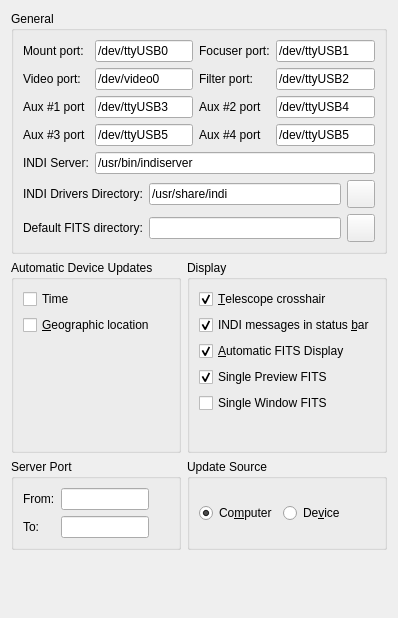
Qt form kstars/indi/opsindi.ui (KDE/kstars) before a commit.
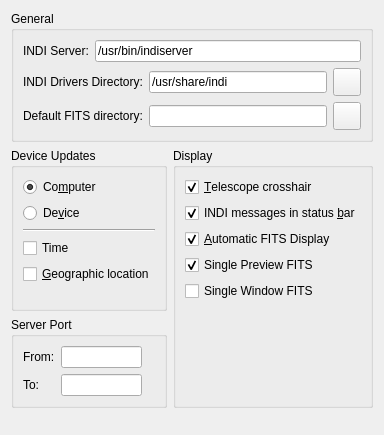
The same form after that commit.

Commit message: Remove loading ports as this is now done in INDI

What changed in the file:
```diff
--- a/kstars/indi/opsindi.ui
+++ b/kstars/indi/opsindi.ui
@@ -6,11 +6,11 @@
    <rect>
     <x>0</x>
     <y>0</y>
-    <width>351</width>
-    <height>618</height>
+    <width>352</width>
+    <height>435</height>
    </rect>
   </property>
-  <layout class="QVBoxLayout" name="verticalLayout_3">
+  <layout class="QVBoxLayout" name="verticalLayout_5">
    <item>
     <widget class="QGroupBox" name="generalGroup">
      <property name="title">
@@ -18,144 +18,8 @@
      </property>
      <layout class="QVBoxLayout" name="verticalLayout">
       <item>
-       <layout class="QGridLayout" name="gridLayout">
-        <item row="0" column="0">
-         <widget class="QLabel" name="telescopeLabel">
-          <property name="toolTip">
-           <string>Default INDI telescope port</string>
-          </property>
-          <property name="text">
-           <string>Mount port:</string>
-          </property>
-         </widget>
-        </item>
-        <item row="0" column="1">
-         <widget class="QLineEdit" name="kcfg_telescopePort">
-          <property name="text">
-           <string notr="true">/dev/ttyUSB0</string>
-          </property>
-         </widget>
-        </item>
-        <item row="0" column="2">
-         <widget class="QLabel" name="telescopeLabel_2">
-          <property name="toolTip">
-           <string>Default INDI telescope port</string>
-          </property>
-          <property name="text">
-           <string>Focuser port:</string>
-          </property>
-         </widget>
-        </item>
-        <item row="0" column="3">
-         <widget class="QLineEdit" name="kcfg_focuserPort">
-          <property name="text">
-           <string>/dev/ttyUSB1</string>
-          </property>
-         </widget>
-        </item>
-        <item row="1" column="0">
-         <widget class="QLabel" name="videoLabel">
-          <property name="toolTip">
-           <string>Default INDI video port</string>
-          </property>
-          <property name="text">
-           <string>Video port:</string>
-          </property>
-         </widget>
-        </item>
-        <item row="1" column="1">
-         <widget class="QLineEdit" name="kcfg_videoPort">
-          <property name="text">
-           <string notr="true">/dev/video0</string>
-          </property>
-         </widget>
-        </item>
-        <item row="1" column="2">
-         <widget class="QLabel" name="telescopeLabel_3">
-          <property name="toolTip">
-           <string>Default INDI telescope port</string>
-          </property>
-          <property name="text">
-           <string>Filter port:</string>
-          </property>
-         </widget>
-        </item>
-        <item row="1" column="3">
-         <widget class="QLineEdit" name="kcfg_filterPort">
-          <property name="text">
-           <string notr="true">/dev/ttyUSB2</string>
-          </property>
-         </widget>
-        </item>
-        <item row="2" column="0">
-         <widget class="QLabel" name="telescopeLabel_4">
-          <property name="toolTip">
-           <string>Default INDI telescope port</string>
-          </property>
-          <property name="text">
-           <string notr="true">Aux #1 port</string>
-          </property>
-         </widget>
-        </item>
-        <item row="2" column="1">
-         <widget class="QLineEdit" name="kcfg_aux1Port">
-          <property name="text">
-           <string notr="true">/dev/ttyUSB3</string>
-          </property>
-         </widget>
-        </item>
-        <item row="2" column="2">
-         <widget class="QLabel" name="telescopeLabel_5">
-          <property name="toolTip">
-           <string>Default INDI telescope port</string>
-          </property>
-          <property name="text">
-           <string notr="true">Aux #2 port</string>
-          </property>
-         </widget>
-        </item>
-        <item row="2" column="3">
-         <widget class="QLineEdit" name="kcfg_aux2Port">
-          <property name="text">
-           <string notr="true">/dev/ttyUSB4</string>
-          </property>
-         </widget>
-        </item>
-        <item row="3" column="0">
-         <widget class="QLabel" name="telescopeLabel_6">
-          <property name="toolTip">
-           <string>Default INDI telescope port</string>
-          </property>
-          <property name="text">
-           <string notr="true">Aux #3 port</string>
-          </property>
-         </widget>
-        </item>
-        <item row="3" column="1">
-         <widget class="QLineEdit" name="kcfg_aux3Port">
-          <property name="text">
-           <string notr="true">/dev/ttyUSB5</string>
-          </property>
-         </widget>
-        </item>
-        <item row="3" column="2">
-         <widget class="QLabel" name="telescopeLabel_7">
-          <property name="toolTip">
-           <string>Default INDI telescope port</string>
-          </property>
-          <property name="text">
-           <string notr="true">Aux #4 port</string>
-          </property>
-         </widget>
-        </item>
-        <item row="3" column="3">
-         <widget class="QLineEdit" name="kcfg_aux4Port">
-          <property name="text">
-           <string notr="true">/dev/ttyUSB5</string>
-          </property>
-         </widget>
-        </item>
-        <item row="4" column="0">
+       <layout class="QHBoxLayout" name="horizontalLayout_3">
+        <item>
          <widget class="QLabel" name="videoLabel_2">
           <property name="toolTip">
            <string>Default INDI video port</string>
@@ -165,7 +29,7 @@
           </property>
          </widget>
         </item>
-        <item row="4" column="1" colspan="3">
+        <item>
          <widget class="QLineEdit" name="kcfg_indiServer">
           <property name="text">
            <string notr="true">/usr/bin/indiserver</string>
@@ -266,62 +130,182 @@
     </widget>
    </item>
    <item>
-    <layout class="QGridLayout" name="gridLayout_2">
-     <item row="0" column="0">
-      <widget class="QGroupBox" name="autoGroup">
-       <property name="title">
-        <string>Automatic Device Updates</string>
-       </property>
-       <layout class="QVBoxLayout" name="verticalLayout_2">
-        <item>
-         <widget class="QCheckBox" name="kcfg_useTimeUpdate">
-          <property name="toolTip">
-           <string>Update telescope clock upon connection</string>
-          </property>
-          <property name="whatsThis">
-           <string>Synchronize KStars date and time automatically from the update source.</string>
-          </property>
-          <property name="text">
-           <string>Time</string>
-          </property>
-          <property name="checked">
-           <bool>false</bool>
-          </property>
-         </widget>
-        </item>
-        <item>
-         <widget class="QCheckBox" name="kcfg_useGeographicUpdate">
-          <property name="toolTip">
-           <string>Update telescope geographical location upon connection</string>
-          </property>
-          <property name="whatsThis">
-           <string>Synchronize KStars location settings from the update source</string>
-          </property>
-          <property name="text">
-           <string>&amp;Geographic location</string>
-          </property>
-          <property name="checked">
-           <bool>false</bool>
-          </property>
-         </widget>
-        </item>
-        <item>
-         <spacer name="verticalSpacer_2">
-          <property name="orientation">
-           <enum>Qt::Vertical</enum>
-          </property>
-          <property name="sizeHint" stdset="0">
-           <size>
-            <width>20</width>
-            <height>40</height>
-           </size>
-          </property>
-         </spacer>
-        </item>
-       </layout>
-      </widget>
+    <layout class="QHBoxLayout" name="horizontalLayout">
+     <item>
+      <layout class="QVBoxLayout" name="verticalLayout_3">
+       <item>
+        <widget class="QGroupBox" name="autoGroup">
+         <property name="title">
+          <string>Device Updates</string>
+         </property>
+         <layout class="QVBoxLayout" name="verticalLayout_2">
+          <item>
+           <widget class="QRadioButton" name="kcfg_useComputerSource">
+            <property name="toolTip">
+             <string>Sync the device to the computer's time and location settings</string>
+            </property>
+            <property name="text">
+             <string>Co&amp;mputer</string>
+            </property>
+            <property name="checkable">
+             <bool>true</bool>
+            </property>
+            <property name="checked">
+             <bool>true</bool>
+            </property>
+           </widget>
+          </item>
+          <item>
+           <widget class="QRadioButton" name="kcfg_useDeviceSource">
+            <property name="toolTip">
+             <string>Sync the computer to the device's time and location settings</string>
+            </property>
+            <property name="text">
+             <string>De&amp;vice</string>
+            </property>
+           </widget>
+          </item>
+          <item>
+           <widget class="Line" name="line">
+            <property name="orientation">
+             <enum>Qt::Horizontal</enum>
+            </property>
+           </widget>
+          </item>
+          <item>
+           <widget class="QCheckBox" name="kcfg_useTimeUpdate">
+            <property name="toolTip">
+             <string>Enable time synchronization upon connection</string>
+            </property>
+            <property name="whatsThis">
+             <string>Synchronize KStars date and time automatically from the update source.</string>
+            </property>
+            <property name="text">
+             <string>Time</string>
+            </property>
+            <property name="checked">
+             <bool>false</bool>
+            </property>
+           </widget>
+          </item>
+          <item>
+           <widget class="QCheckBox" name="kcfg_useGeographicUpdate">
+            <property name="toolTip">
+             <string>Enable geographic location synchronization upon connection</string>
+            </property>
+            <property name="whatsThis">
+             <string>Synchronize KStars location settings from the update source</string>
+            </property>
+            <property name="text">
+             <string>&amp;Geographic location</string>
+            </property>
+            <property name="checked">
+             <bool>false</bool>
+            </property>
+           </widget>
+          </item>
+          <item>
+           <spacer name="verticalSpacer_2">
+            <property name="orientation">
+             <enum>Qt::Vertical</enum>
+            </property>
+            <property name="sizeHint" stdset="0">
+             <size>
+              <width>20</width>
+              <height>40</height>
+             </size>
+            </property>
+           </spacer>
+          </item>
+         </layout>
+        </widget>
+       </item>
+       <item>
+        <widget class="QGroupBox" name="groupBox">
+         <property name="whatsThis">
+          <string>Specify range of ports that INDI Server will bind to when starting new drivers</string>
+         </property>
+         <property name="title">
+          <string>Server Port</string>
+         </property>
+         <layout class="QHBoxLayout" name="horizontalLayout_2">
+          <item>
+           <layout class="QVBoxLayout">
+            <property name="spacing">
+             <number>6</number>
+            </property>
+            <property name="leftMargin">
+             <number>0</number>
+            </property>
+            <property name="topMargin">
+             <number>0</number>
+            </property>
+            <property name="rightMargin">
+             <number>0</number>
+            </property>
+            <property name="bottomMargin">
+             <number>0</number>
+            </property>
+            <item>
+             <widget class="QLabel" name="label">
+              <property name="text">
+               <string>From:</string>
+              </property>
+             </widget>
+            </item>
+            <item>
+             <widget class="QLabel" name="label_2">
+              <property name="text">
+               <string>To:</string>
+              </property>
+             </widget>
+            </item>
+           </layout>
+          </item>
+          <item>
+           <layout class="QVBoxLayout">
+            <property name="spacing">
+             <number>6</number>
+            </property>
+            <property name="leftMargin">
+             <number>0</number>
+            </property>
+            <property name="topMargin">
+             <number>0</number>
+            </property>
+            <property name="rightMargin">
+             <number>0</number>
+            </property>
+            <property name="bottomMargin">
+             <number>0</number>
+            </property>
+            <item>
+             <widget class="QLineEdit" name="kcfg_serverPortStart"/>
+            </item>
+            <item>
+             <widget class="QLineEdit" name="kcfg_serverPortEnd"/>
+            </item>
+           </layout>
+          </item>
+          <item>
+           <spacer>
+            <property name="orientation">
+             <enum>Qt::Horizontal</enum>
+            </property>
+            <property name="sizeHint" stdset="0">
+             <size>
+              <width>40</width>
+              <height>20</height>
+             </size>
+            </property>
+           </spacer>
+          </item>
+         </layout>
+        </widget>
+       </item>
+      </layout>
      </item>
-     <item row="0" column="1">
+     <item>
       <widget class="QGroupBox" name="displayGroup">
        <property name="title">
         <string>Display</string>
@@ -438,134 +422,6 @@
        </layout>
       </widget>
      </item>
-     <item row="1" column="0">
-      <widget class="QGroupBox" name="groupBox">
-       <property name="whatsThis">
-        <string>Specify range of ports that INDI Server will bind to when starting new drivers</string>
-       </property>
-       <property name="title">
-        <string>Server Port</string>
-       </property>
-       <layout class="QHBoxLayout" name="horizontalLayout_2">
-        <item>
-         <layout class="QVBoxLayout">
-          <property name="spacing">
-           <number>6</number>
-          </property>
-          <property name="leftMargin">
-           <number>0</number>
-          </property>
-          <property name="topMargin">
-           <number>0</number>
-          </property>
-          <property name="rightMargin">
-           <number>0</number>
-          </property>
-          <property name="bottomMargin">
-           <number>0</number>
-          </property>
-          <item>
-           <widget class="QLabel" name="label">
-            <property name="text">
-             <string>From:</string>
-            </property>
-           </widget>
-          </item>
-          <item>
-           <widget class="QLabel" name="label_2">
-            <property name="text">
-             <string>To:</string>
-            </property>
-           </widget>
-          </item>
-         </layout>
-        </item>
-        <item>
-         <layout class="QVBoxLayout">
-          <property name="spacing">
-           <number>6</number>
-          </property>
-          <property name="leftMargin">
-           <number>0</number>
-          </property>
-          <property name="topMargin">
-           <number>0</number>
-          </property>
-          <property name="rightMargin">
-           <number>0</number>
-          </property>
-          <property name="bottomMargin">
-           <number>0</number>
-          </property>
-          <item>
-           <widget class="QLineEdit" name="kcfg_serverPortStart"/>
-          </item>
-          <item>
-           <widget class="QLineEdit" name="kcfg_serverPortEnd"/>
-          </item>
-         </layout>
-        </item>
-        <item>
-         <spacer>
-          <property name="orientation">
-           <enum>Qt::Horizontal</enum>
-          </property>
-          <property name="sizeHint" stdset="0">
-           <size>
-            <width>40</width>
-            <height>20</height>
-           </size>
-          </property>
-         </spacer>
-        </item>
-       </layout>
-      </widget>
-     </item>
-     <item row="1" column="1">
-      <widget class="QGroupBox" name="groupBox_2">
-       <property name="whatsThis">
-        <string>Synchronize KStars according to either the computer or device time and location settings.</string>
-       </property>
-       <property name="title">
-        <string>Update Source</string>
-       </property>
-       <layout class="QHBoxLayout" name="horizontalLayout">
-        <item>
-         <widget class="QRadioButton" name="kcfg_useComputerSource">
-          <property name="text">
-           <string>Co&amp;mputer</string>
-          </property>
-          <property name="checkable">
-           <bool>true</bool>
-          </property>
-          <property name="checked">
-           <bool>true</bool>
-          </property>
-         </widget>
-        </item>
-        <item>
-         <widget class="QRadioButton" name="kcfg_useDeviceSource">
-          <property name="text">
-           <string>De&amp;vice</string>
-          </property>
-         </widget>
-        </item>
-        <item>
-         <spacer name="horizontalSpacer">
-          <property name="orientation">
-           <enum>Qt::Horizontal</enum>
-          </property>
-          <property name="sizeHint" stdset="0">
-           <size>
-            <width>429</width>
-            <height>20</height>
-           </size>
-          </property>
-         </spacer>
-        </item>
-       </layout>
-      </widget>
-     </item>
     </layout>
    </item>
    <item>
```
The commit also changes 2 other files.
